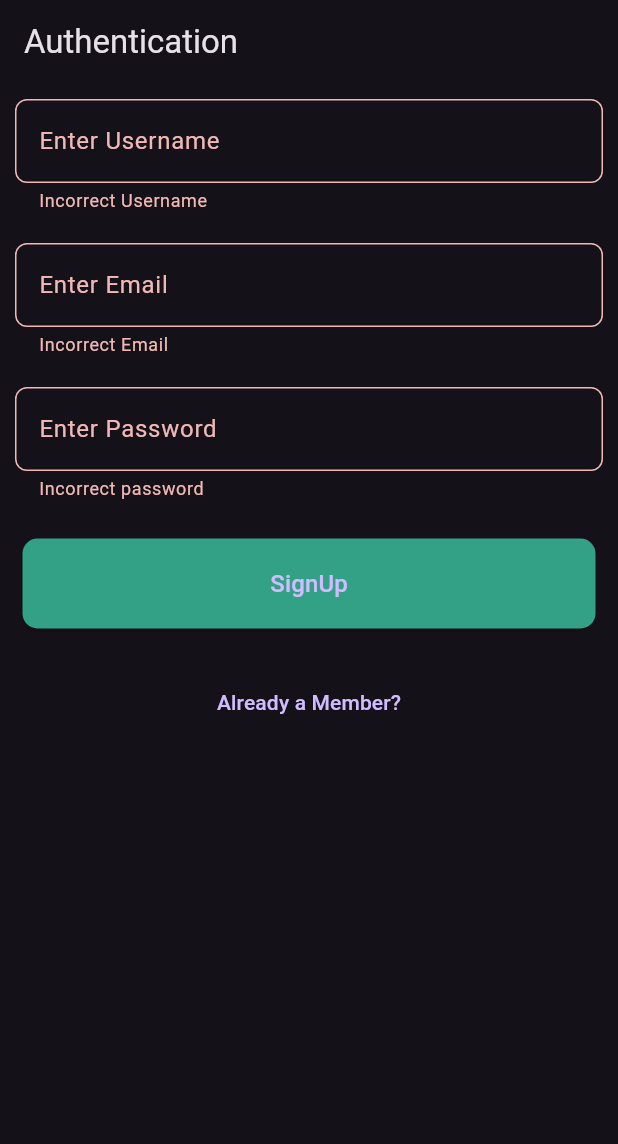
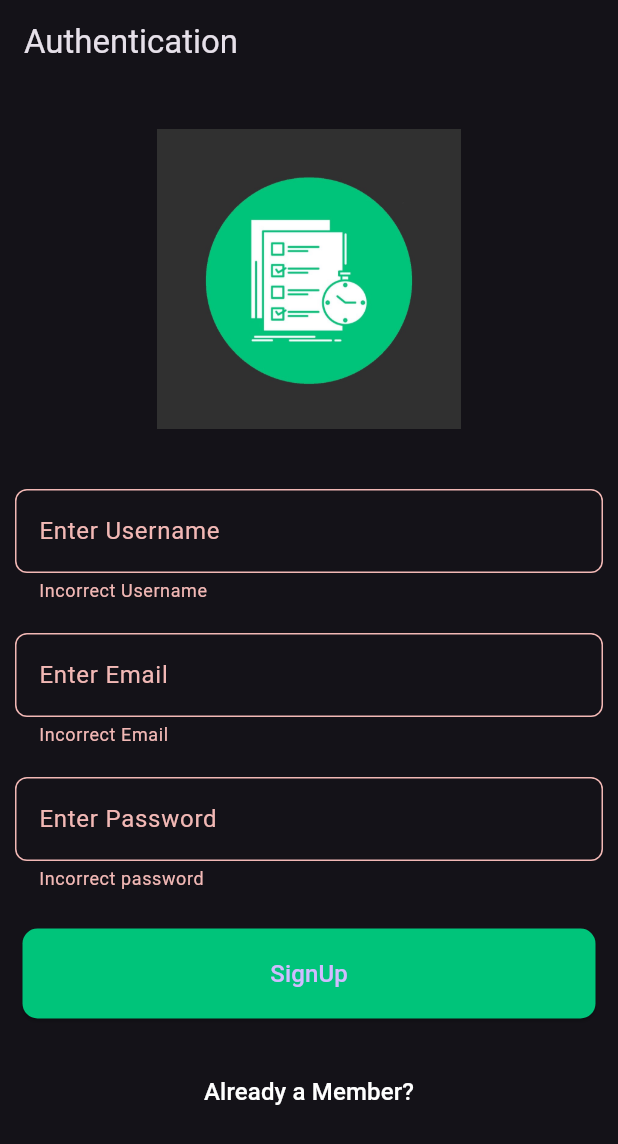
Before and after one commit to Maggy-Morris/TodoWithFirebase, a Flutter app: the screen it shows after launch, after a tap on "SignUp", on a phone screen of 412 x 824 dp. Shown: the top 1144 px of the screen. Run offline on Flutter 3.47's test engine with Material 3 defaults, Android fonts, the phone set to English and light mode, and no system bars; our stand-ins replace cloud_firestore, firebase_auth, firebase_core, flutter_spinkit, fluttertoast, google_fonts; accounts and stored records are empty.

Commit message:
1.launcher icon added 2.splash screen added 3.updateAnd delete functionality

```diff
--- a/lib/auth/authform.dart
+++ b/lib/auth/authform.dart
@@ -46,7 +46,7 @@ class _AuthFormState extends State<AuthForm> {
         });
       }
     } catch (err) {
-      print(err);
+      // print(err);
     }
   }
 
@@ -58,6 +58,14 @@ class _AuthFormState extends State<AuthForm> {
       width: MediaQuery.of(context).size.width,
       child: ListView(
         children: [
+          Container(
+            margin: const EdgeInsets.all(30),
+            height: 200,
+            child: Image.asset('assets/images/icon2.jpg'),
+          ),
+
+
+
           Container(
             child: Padding(
               padding: const EdgeInsets.all(10),
@@ -172,8 +180,17 @@ class _AuthFormState extends State<AuthForm> {
                             });
                           },
                           child: isLoginPage
-                              ? const Text('Not a member?')
-                              : const Text("Already a Member?"),
+                              ?  Text('Not a member?',
+                              style: GoogleFonts.roboto(
+                                fontSize: 16,
+                                color: Colors.white
+                              ),
+                              )
+                              :  Text("Already a Member?",
+                              style: GoogleFonts.roboto(
+                                fontSize: 16,
+                                color: Colors.white
+                              ),),
                         ),
                       ),
                     ],
--- a/lib/main.dart
+++ b/lib/main.dart
@@ -1,8 +1,6 @@
-import 'package:firebase_auth/firebase_auth.dart';
 import 'package:firebase_core/firebase_core.dart';
 import 'package:flutter/material.dart';
-import 'package:todosssss/auth/authscreen.dart';
-import 'package:todosssss/screens/home.dart';
+import 'package:todosssss/screens/splash_screen.dart';
 import 'firebase_options.dart';
 
 void main() async {
@@ -20,15 +18,18 @@ class MyApp extends StatelessWidget {
         debugShowCheckedModeBanner: false,
         theme: ThemeData(
             brightness: Brightness.dark,
-            primaryColor: const Color.fromARGB(255, 51, 161, 134)),
-        home: StreamBuilder(
-            stream: FirebaseAuth.instance.authStateChanges(),
-            builder: (context, usersnapshot) {
-              if (usersnapshot.hasData) {
-                return const Home();
-              } else {
-                return const AuthScreen();
-              }
-            }));
+            primaryColor: const Color(0xff00c47a)),
+        home: const SplashScreen()
+
+        // StreamBuilder(
+        //     stream: FirebaseAuth.instance.authStateChanges(),
+        //     builder: (context, usersnapshot) {
+        //       if (usersnapshot.hasData) {
+        //         return const Home();
+        //       } else {
+        //         return const AuthScreen();
+        //       }
+        //     }),
+            );
   }
 }
--- /dev/null
+++ b/lib/screens/splash_screen.dart
@@ -0,0 +1,73 @@
+import 'package:firebase_auth/firebase_auth.dart';
+import 'package:flutter_spinkit/flutter_spinkit.dart';
+import 'package:flutter/material.dart';
+import 'package:todosssss/auth/authscreen.dart';
+import 'dart:async';
+
+import 'package:todosssss/screens/home.dart';
+
+class SplashScreen extends StatefulWidget {
+  const SplashScreen({super.key});
+
+  @override
+  State<StatefulWidget> createState() {
+    return StartState();
+  }
+}
+
+class StartState extends State<SplashScreen> {
+  @override
+  void initState() {
+    super.initState();
+    startTimer();
+  }
+
+  startTimer() async {
+    var duration = const Duration(seconds: 2);
+    return Timer(duration, route);
+  }
+
+  route() {
+    Navigator.pushReplacement(context,
+        MaterialPageRoute(builder: (context) =>
+        StreamBuilder(
+            stream: FirebaseAuth.instance.authStateChanges(),
+            builder: (context, usersnapshot) {
+              if (usersnapshot.hasData) {
+                return const Home();
+              } else {
+                return const AuthScreen();
+              }
+            }),
+
+
+
+
+        ));
+  }
+
+  @override
+  Widget build(BuildContext context) {
+    return Scaffold(
+      body: Container(
+        margin: const EdgeInsets.only(left: 116, right: 116),
+        child: Column(
+          mainAxisAlignment: MainAxisAlignment.center,
+          children:  <Widget>[
+            const CircleAvatar(
+              radius: 120,
+              backgroundImage: AssetImage('assets/images/icon.jpg'),
+            ),
+            const Divider(
+              color: Colors.transparent,
+            ),
+            SpinKitFadingCircle(
+              color: Theme.of(context).primaryColor,
+              size: 40.0,
+            ),
+          ],
+        ),
+      ),
+    );
+  }
+}
```
Also changed, not shown: lib/screens/add_task.dart (+13 -1 lines), lib/screens/description.dart (added, +164 -0 lines), lib/screens/home.dart (+47 -16 lines), lib/screens/update_screen.dart (added, +23 -0 lines), pubspec.yaml (+45 -2 lines), assets/images/icon.jpg (added), assets/images/icon2.jpg (added), pubspec.lock, 60 other files.
